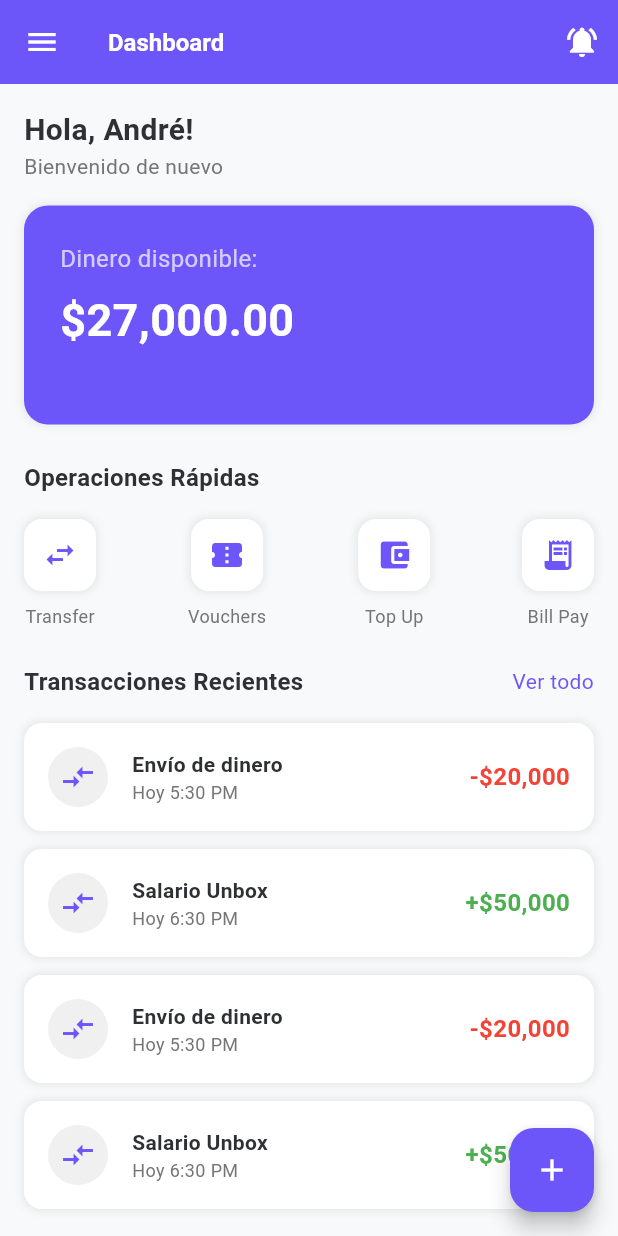
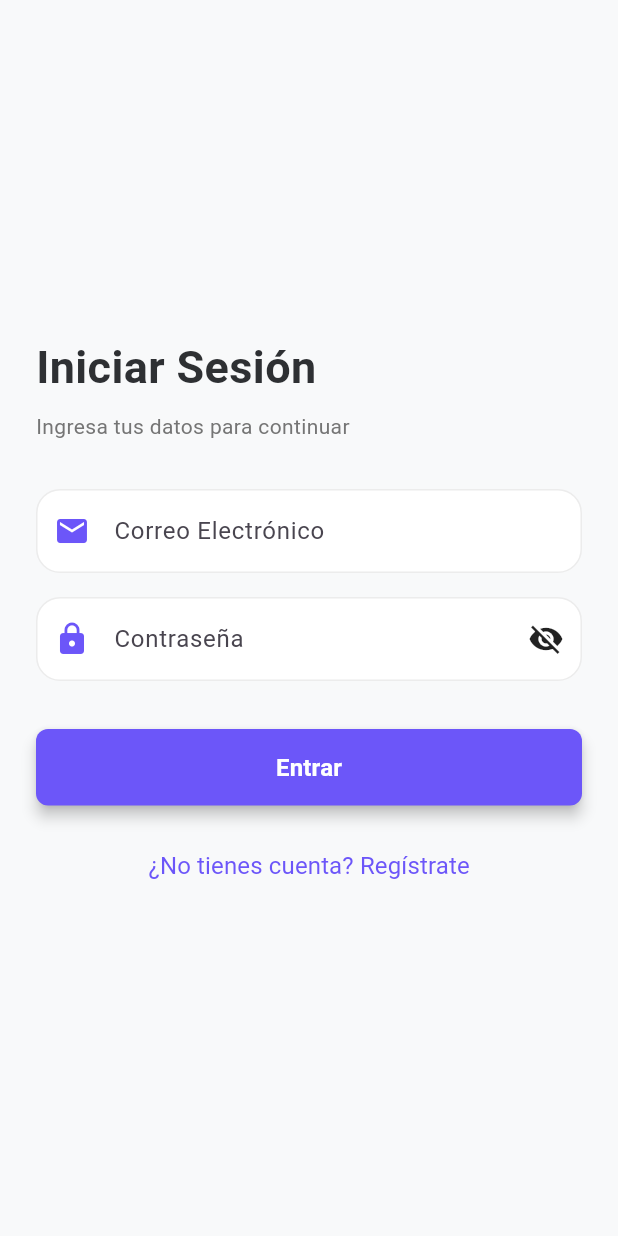
Before and after one commit to No-Country-simulation/G9-LATAM-Team71, a Flutter app: the screen it shows after launch, on a phone screen of 412 x 824 dp. Run offline on Flutter 3.47's test engine with Material 3 defaults, Android fonts, the phone set to English and light mode, and no system bars; drawn by our look-alikes of nb_utils.

Commit message:
Se agrega avance en el funcionamiento y conexión entre en Frontend y el Backend

```diff
--- a/frontend/lib/main.dart
+++ b/frontend/lib/main.dart
@@ -1,6 +1,8 @@
 import 'package:flutter/material.dart';
 import 'package:nb_utils/nb_utils.dart';
 import 'package:wallet_flutter/screen/DashboardScreen.dart';
+import 'package:wallet_flutter/screen/LoginScreen.dart';
+import 'package:wallet_flutter/services/api_service.dart';
 import 'package:wallet_flutter/utils/WAColors.dart';
 
 void main() async {
@@ -9,14 +11,21 @@ void main() async {
   // Inicialización de nb_utils
   await initialize();
 
+  // Cargar sesión guardada en SharedPreferences
+  await ApiService.loadSession();
+
+  // Verificamos si tenemos token
+  bool isLoggedIn = getStringAsync('jwt_token').isNotEmpty;
+
   // Nota: Firebase se inicializaría aquí una vez configurado el archivo google-services.json
   // await Firebase.initializeApp();
 
-  runApp(const MyApp());
+  runApp(MyApp(isLoggedIn: isLoggedIn));
 }
 
 class MyApp extends StatelessWidget {
-  const MyApp({super.key});
+  final bool isLoggedIn;
+  const MyApp({super.key, this.isLoggedIn = false});
 
   @override
   Widget build(BuildContext context) {
@@ -30,7 +39,7 @@ class MyApp extends StatelessWidget {
         useMaterial3: true,
       ),
       navigatorKey: navigatorKey,
-      home: const DashboardScreen(), // Empezaremos directamente en el Dashboard para el maquetado
+      home: isLoggedIn ? const DashboardScreen() : const LoginScreen(),
     );
   }
 }
--- /dev/null
+++ b/frontend/lib/models/transaction_models.dart
@@ -0,0 +1,26 @@
+class ClasificarTransaccionResponse {
+  final String tipoFlujo;
+  final double monto;
+  final String descripcion;
+  final String categoria;
+  final String cualidad;
+
+  ClasificarTransaccionResponse({
+    required this.tipoFlujo,
+    required this.monto,
+    required this.descripcion,
+    required this.categoria,
+    required this.cualidad,
+  });
+
+  factory ClasificarTransaccionResponse.fromJson(Map<String, dynamic> json) {
+    var prediccion = json['prediccion'] ?? {};
+    return ClasificarTransaccionResponse(
+      tipoFlujo: json['tipoFlujo'] ?? '',
+      monto: (json['monto'] ?? 0).toDouble(),
+      descripcion: json['descripcion'] ?? '',
+      categoria: prediccion['categoria'] ?? 'OTRO',
+      cualidad: prediccion['cualidad'] ?? 'VARIABLE',
+    );
+  }
+}
--- a/frontend/lib/screen/DashboardScreen.dart
+++ b/frontend/lib/screen/DashboardScreen.dart
@@ -43,20 +43,7 @@ class _DashboardScreenState extends State<DashboardScreen> {
                   ),
                 ),
 
-                24.height,
-                Text("Operaciones Rápidas", style: boldTextStyle()),
-                16.height,
 
-                // Grid de operaciones (simulado)
-                Row(
-                  mainAxisAlignment: MainAxisAlignment.spaceBetween,
-                  children: [
-                    _buildQuickAction(Icons.swap_horiz, "Transfer"),
-                    _buildQuickAction(Icons.confirmation_number, "Vouchers"),
-                    _buildQuickAction(Icons.account_balance_wallet, "Top Up"),
-                    _buildQuickAction(Icons.receipt_long, "Bill Pay"),
-                  ],
-                ),
 
                 24.height,
                 Row(
@@ -97,19 +84,7 @@ class _DashboardScreenState extends State<DashboardScreen> {
     );
   }
 
-  Widget _buildQuickAction(IconData icon, String label) {
-    return Column(
-      children: [
-        Container(
-          padding: const EdgeInsets.all(12),
-          decoration: boxDecorationRoundedWithShadow(12, backgroundColor: Colors.white),
-          child: Icon(icon, color: WAPrimaryColor),
-        ),
-        8.height,
-        Text(label, style: secondaryTextStyle(size: 12)),
-      ],
-    );
-  }
+
 
   Widget _buildTransactionItem(String title, String subtitle, String amount, Color amountColor) {
     return Container(
--- /dev/null
+++ b/frontend/lib/screen/LoginScreen.dart
@@ -0,0 +1,158 @@
+import 'package:flutter/material.dart';
+import 'package:nb_utils/nb_utils.dart';
+import 'package:wallet_flutter/screen/DashboardScreen.dart';
+import 'package:wallet_flutter/services/api_service.dart';
+import 'package:wallet_flutter/utils/WAColors.dart';
+
+class LoginScreen extends StatefulWidget {
+  const LoginScreen({super.key});
+
+  @override
+  State<LoginScreen> createState() => _LoginScreenState();
+}
+
+class _LoginScreenState extends State<LoginScreen> {
+  final TextEditingController emailController = TextEditingController();
+  final TextEditingController passController = TextEditingController();
+
+  bool isRegister = false;
+  final TextEditingController nameController = TextEditingController();
+  bool isLoading = false;
+
+  @override
+  Widget build(BuildContext context) {
+    return Scaffold(
+      backgroundColor: WAScaffoldColor,
+      body: Center(
+        child: SingleChildScrollView(
+          padding: const EdgeInsets.all(24),
+          child: Column(
+            mainAxisAlignment: MainAxisAlignment.center,
+            crossAxisAlignment: CrossAxisAlignment.start,
+            children: [
+              Text(isRegister ? "Crear cuenta" : "Iniciar Sesión", style: boldTextStyle(size: 30)),
+              8.height,
+              Text(
+                isRegister ? "Regístrate para empezar a organizar tus finanzas" : "Ingresa tus datos para continuar",
+                style: secondaryTextStyle()
+              ),
+              32.height,
+
+              if (isRegister) ...[
+                AppTextField(
+                  controller: nameController,
+                  textFieldType: TextFieldType.NAME,
+                  decoration: _inputDeco(hint: "Nombre", icon: Icons.person),
+                ),
+                16.height,
+              ],
+
+              AppTextField(
+                controller: emailController,
+                textFieldType: TextFieldType.EMAIL,
+                decoration: _inputDeco(hint: "Correo Electrónico", icon: Icons.email),
+              ),
+              16.height,
+
+              AppTextField(
+                controller: passController,
+                textFieldType: TextFieldType.PASSWORD,
+                decoration: _inputDeco(hint: "Contraseña", icon: Icons.lock),
+              ),
+              32.height,
+
+              isLoading
+                ? const Center(child: CircularProgressIndicator(color: WAPrimaryColor))
+                : AppButton(
+                    text: isRegister ? "Registrarse" : "Entrar",
+                    color: WAPrimaryColor,
+                    textStyle: boldTextStyle(color: Colors.white),
+                    width: context.width(),
+                    onTap: _submit,
+                  ),
+
+              16.height,
+              Center(
+                child: TextButton(
+                  onPressed: () {
+                    setState(() {
+                      isRegister = !isRegister;
+                    });
+                  },
+                  child: Text(
+                    isRegister ? "¿Ya tienes cuenta? Inicia sesión" : "¿No tienes cuenta? Regístrate",
+                    style: primaryTextStyle(color: WAPrimaryColor),
+                  ),
+                ),
+              )
+            ],
+          ),
+        ),
+      ),
+    );
+  }
+
+  Future<void> _submit() async {
+    if (emailController.text.isEmpty || passController.text.isEmpty) {
+      toast("Llenar los campos requeridos");
+      return;
+    }
+
+    setState(() => isLoading = true);
+
+    String? errorMessage;
+    bool success = false;
+
+    if (isRegister) {
+      if (nameController.text.isEmpty) {
+        toast("Ingresa tu nombre");
+        setState(() => isLoading = false);
+        return;
+      }
+      try {
+        success = await ApiService.register(
+          nombre: nameController.text,
+          correo: emailController.text,
+          contrasena: passController.text
+        );
+      } catch (e) {
+        errorMessage = e.toString();
+      }
+    } else {
+      try {
+        success = await ApiService.login(
+          emailController.text,
+          passController.text
+        );
+      } catch (e) {
+        errorMessage = e.toString();
+      }
+    }
+
+    setState(() => isLoading = false);
+
+    if (success) {
+      if (!mounted) return;
+      const DashboardScreen().launch(context, isNewTask: true);
+    } else {
+      // Si la API devolvió falso, probablemente ApiService capturó el error.
+      // Vamos a intentar obtener el último error de ApiService.
+      toast(errorMessage ?? "Error de red o credenciales incorrectas. Verifica tu IP y Firewall.");
+    }
+  }
+
+  InputDecoration _inputDeco({required String hint, required IconData icon}) {
+    return InputDecoration(
+      contentPadding: const EdgeInsets.symmetric(vertical: 16, horizontal: 16),
+      focusedBorder: OutlineInputBorder(borderRadius: BorderRadius.circular(16), borderSide: const BorderSide(color: WAPrimaryColor)),
+      enabledBorder: OutlineInputBorder(
+        borderRadius: const BorderRadius.all(Radius.circular(16)),
+        borderSide: BorderSide(color: Colors.grey.withOpacity(0.2)),
+      ),
+      fillColor: Colors.white,
+      hintText: hint,
+      prefixIcon: Icon(icon, color: WAPrimaryColor),
+      filled: true,
+    );
+  }
+}
```
Also changed, not shown: frontend/lib/component/ExpenseFormModal.dart (+132 -19 lines), frontend/lib/services/api_service.dart (added, +169 -0 lines), 9 other files.
